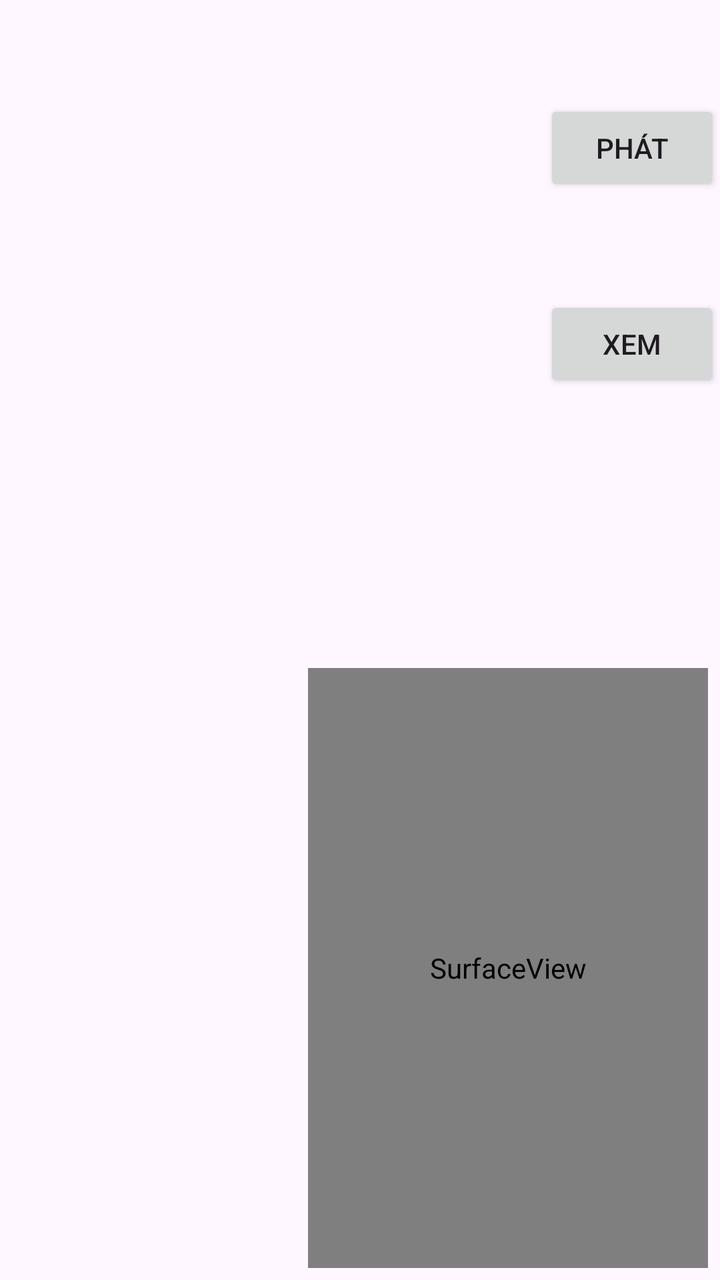
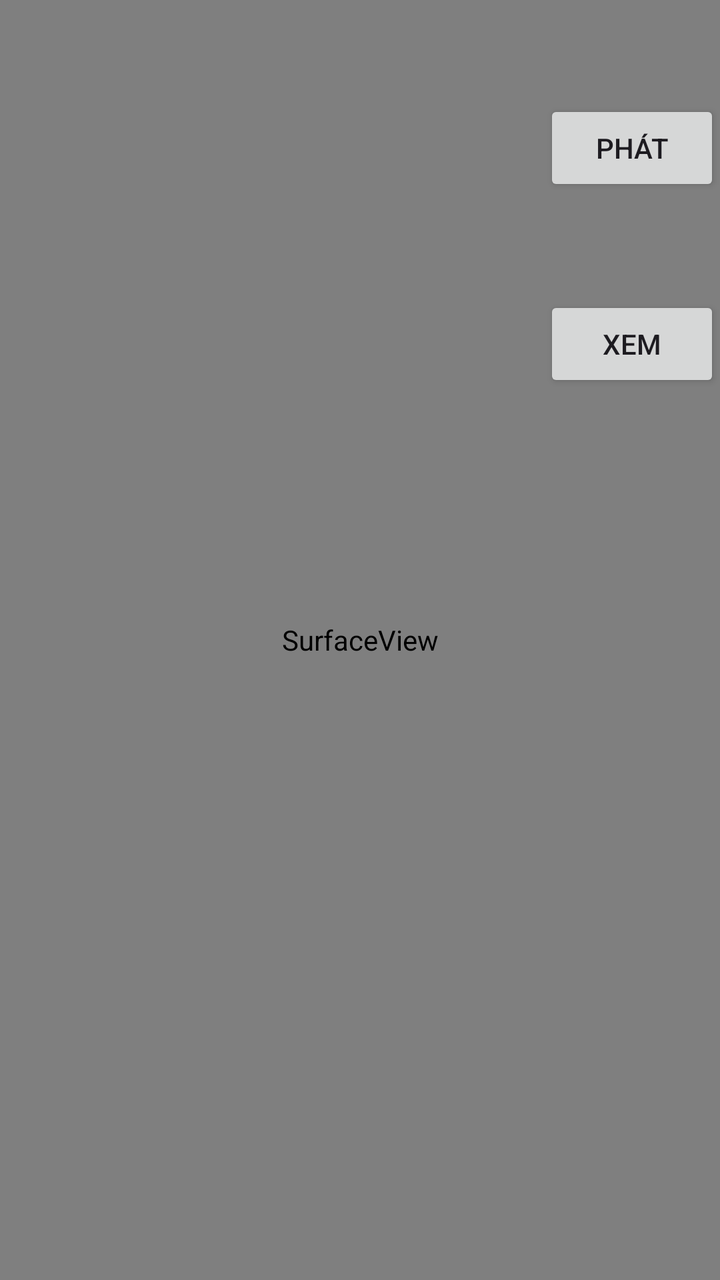

Screens rendered from an Android XML layout before and after an edit, with the pre-edit source and the edit as a unified diff.
<!-- AndroidManifest.xml: application theme Theme.DemoPlayVideo -->
<!-- res/layout/activity_livestream.xml -->
<?xml version="1.0" encoding="utf-8"?>
<androidx.constraintlayout.widget.ConstraintLayout xmlns:android="http://schemas.android.com/apk/res/android"
    xmlns:app="http://schemas.android.com/apk/res-auto"
    xmlns:tools="http://schemas.android.com/tools"
    android:id="@+id/main"
    android:layout_width="match_parent"
    android:layout_height="match_parent"
    tools:context=".LivestreamActivity">

    <TextureView
        android:id="@+id/localView"
        android:layout_width="200dp"
        android:layout_height="300dp"
        app:layout_constraintStart_toStartOf="parent"
        app:layout_constraintTop_toTopOf="parent"
        android:layout_margin="6dp"/>

    <Button
        android:id="@+id/btnPhat"
        android:layout_width="wrap_content"
        android:layout_height="wrap_content"
        android:text="phát"
        android:layout_marginTop="50dp"
        app:layout_constraintTop_toTopOf="parent"
        app:layout_constraintEnd_toEndOf="parent"/>

    <Button
        android:id="@+id/btnXem"
        android:layout_width="wrap_content"
        android:layout_height="wrap_content"
        android:text="Xem"
        android:layout_marginTop="50dp"
        app:layout_constraintTop_toBottomOf="@id/btnPhat"
        app:layout_constraintEnd_toEndOf="parent"/>

    <SurfaceView
        android:id="@+id/remoteView"
        android:layout_width="200dp"
        android:layout_height="300dp"
        app:layout_constraintBottom_toBottomOf="parent"
        app:layout_constraintEnd_toEndOf="parent"
        android:layout_margin="6dp"/>

</androidx.constraintlayout.widget.ConstraintLayout>
<!-- resources referenced by this layout -->
<resources>
  <style name="Theme.DemoPlayVideo" parent="Base.Theme.DemoPlayVideo" />
  <style name="Base.Theme.DemoPlayVideo" parent="Theme.Material3.DayNight.NoActionBar">
          
          
      </style>
</resources>

<!-- the commit's change to res/layout/activity_livestream.xml (unified diff, before → after) -->
@@ -35,10 +35,11 @@
 
     <SurfaceView
         android:id="@+id/remoteView"
-        android:layout_width="200dp"
-        android:layout_height="300dp"
+        android:layout_width="match_parent"
+        android:layout_height="match_parent"
         app:layout_constraintBottom_toBottomOf="parent"
         app:layout_constraintEnd_toEndOf="parent"
-        android:layout_margin="6dp"/>
+        app:layout_constraintTop_toTopOf="parent"
+        app:layout_constraintStart_toStartOf="parent"/>
 
 </androidx.constraintlayout.widget.ConstraintLayout>
